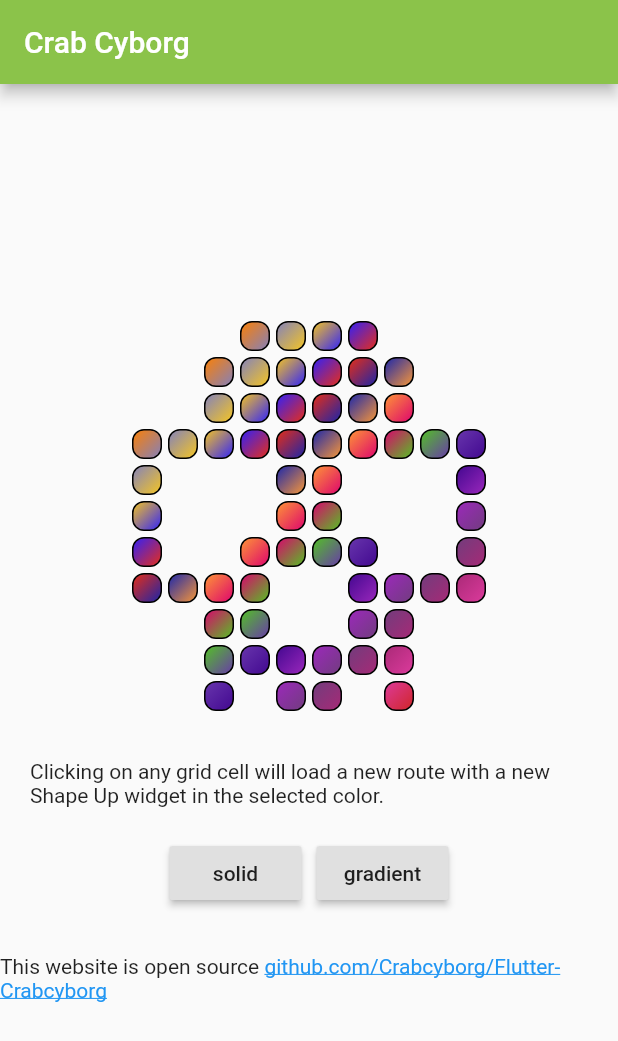
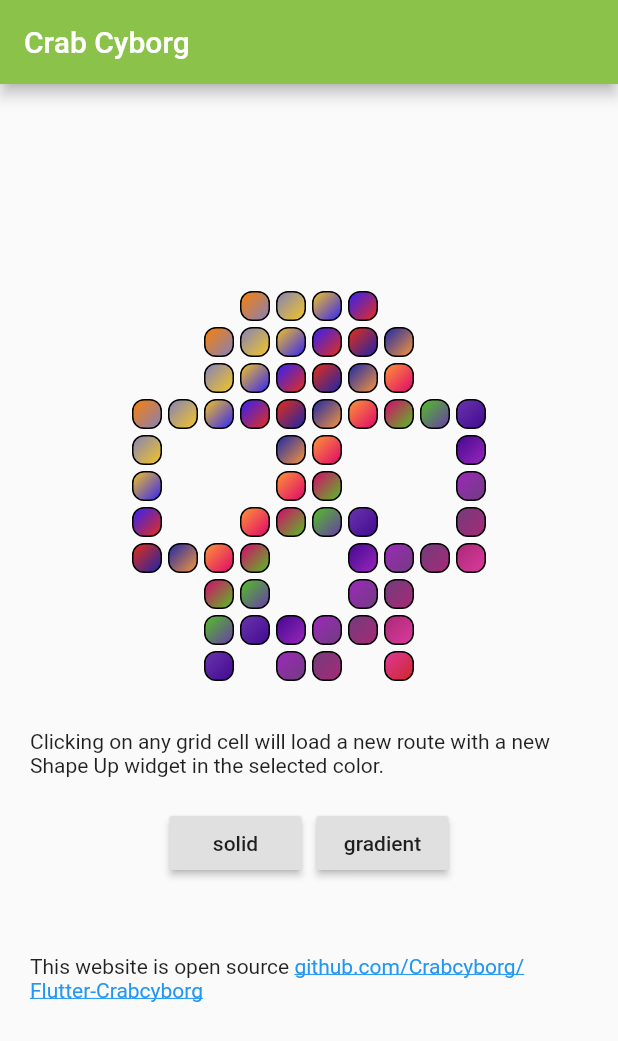
Before and after one commit to Crabcyborg/Flutter-Crabcyborg, a Flutter app: the screen it shows after launch, on a phone screen of 412 x 824 dp. Shown: the top 1041 px of the screen. Run offline on Flutter 3.47's test engine with Material 2 defaults, Android fonts, the phone set to English and light mode, and no system bars; drawn by our look-alikes of flutter_linkify.

Commit message:
clean up

```diff
--- a/lib/main.dart
+++ b/lib/main.dart
@@ -20,33 +20,29 @@ List<String> colorStrings = [
 ];
 
 List<Color> colors;
-
-void main() => runApp(MyApp());
-
+List<List> grid = [];
 String style = 'gradient';
 
-List<List> grid = [];
+int offsetColorIndex(int index, int offset) => (index + offset) % colors.length;
 
-List<Widget> renderShapeUp(Animation animation, int overrideColorIndex, Function onTap) => grid.map<Widget>(
+List<Widget> renderShapeUp({int colorIndexOffset = 0, int overrideColorIndex = -1, Function onTap}) => grid.map<Widget>(
     (row) => Row(
       mainAxisAlignment: MainAxisAlignment.center,
       children: row.map<Widget>(
-        (value) => InkWell(
-          onTap: onTap != null && !value['empty'] ? () => onTap(
-            (value['colorIndex'] + (animation != null ? animation.value.toInt() : 0)) % colors.length
-          ) : null,
+        (value) => GestureDetector(
+          onTap: onTap == null || value['empty'] ? null : () => onTap(offsetColorIndex(value['colorIndex'], colorIndexOffset)),
           child: Container(
             width: 20,
             height: 20,
             margin: const EdgeInsets.all(2.0),
             decoration: new BoxDecoration(
-              color: overrideColorIndex != null ? (value['empty'] ? null : colors[overrideColorIndex]) : (value['empty'] ? null : colors[(value['colorIndex'] + (animation != null ? animation.value.toInt() : 0)) % colors.length]),
-              gradient: value['empty'] || style != 'gradient' || overrideColorIndex != null ? null : new LinearGradient(
+              color: value['empty'] ? null : (overrideColorIndex >= 0 ? colors[overrideColorIndex] : colors[(value['colorIndex'] + colorIndexOffset) % colors.length]),
+              gradient: value['empty'] || style != 'gradient' || overrideColorIndex >= 0 ? null : new LinearGradient(
                 begin: Alignment(-1.0, -1.0),
                 end: Alignment(1.0, 1.0),
-                colors: value['empty'] || overrideColorIndex != null ? [] : [
-                  colors[(value['colorIndex'] + (animation != null ? animation.value.toInt() : 0)) % colors.length],
-                  colors[(value['colorIndex'] + (animation != null ? animation.value.toInt() : 0) + 1) % colors.length]
+                colors: value['empty'] || overrideColorIndex >= 0 ? [] : [
+                  colors[offsetColorIndex(value['colorIndex'], colorIndexOffset)],
+                  colors[offsetColorIndex(value['colorIndex'], colorIndexOffset + 1)]
                 ],
               ),
               border: value['empty'] ? null : new Border.all(
@@ -60,6 +56,8 @@ List<Widget> renderShapeUp(Animation animation, int overrideColorIndex, Function
       ).toList()
     )
 ).toList();
+
+void main() => runApp(MyApp());
 
 class MyApp extends StatelessWidget {
   @override
@@ -168,10 +166,13 @@ class _MyHomePageState extends State<MyHomePage> with SingleTickerProviderStateM
       ),
       body: Column(
           mainAxisAlignment: MainAxisAlignment.center,
-          children: renderShapeUp(animation, null, (colorIndex) => Navigator.push(
-            context,
-            MaterialPageRoute(builder: (context) => SecondRoute(colorIndex: colorIndex)),
-          ))
+          children: renderShapeUp(
+            colorIndexOffset: animation.value.toInt(),
+            onTap: (colorIndex) => Navigator.push(
+              context,
+              MaterialPageRoute(builder: (context) => SecondRoute(colorIndex: colorIndex)),
+            )
+          )
           ..add(SizedBox(height: 10))
           ..add(Container(padding: const EdgeInsets.all(20.0), child: Text('Clicking on any grid cell will load a new route with a new Shape Up widget in the selected color.')))
           ..add(
@@ -193,6 +194,7 @@ class _MyHomePageState extends State<MyHomePage> with SingleTickerProviderStateM
           ..add(
             Container(
               margin: const EdgeInsets.only(top: 10.0),
+              padding: const EdgeInsets.all(20.0),
               child: Linkify(
                 onOpen: (link) async {
                   if(await canLaunch(link.url)) {
@@ -226,7 +228,7 @@ class SecondRoute extends StatelessWidget {
       body: Center(
         child: Column(
           mainAxisAlignment: MainAxisAlignment.center,
-          children: renderShapeUp(null, colorIndex, null)
+          children: renderShapeUp( overrideColorIndex: colorIndex )
         )
       ),
     );
```
Also changed, not shown: 1 other file.
